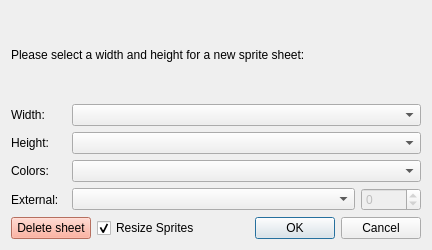
Above: src/ui/createNewSpriteSheet.ui from ProgSys/pg_disatools before the change. Below: the same form after it.
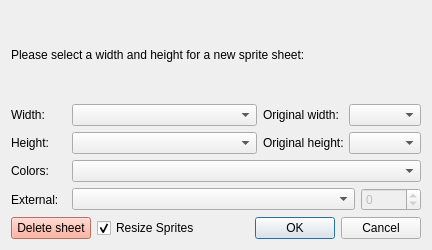
That is the form after the change.

Commit message:
Fixed bugs with settings dialog and added resize options to external sprite sheets.
You need to define the original size for external sprite sheets as it is unknown.

The edit to the form file:
```diff
--- a/src/ui/createNewSpriteSheet.ui
+++ b/src/ui/createNewSpriteSheet.ui
@@ -46,7 +46,7 @@
     </widget>
    </item>
    <item>
-    <layout class="QHBoxLayout" name="horizontalLayout" stretch="0,1">
+    <layout class="QHBoxLayout" name="horizontalLayout" stretch="0,1,0,0">
      <item>
       <widget class="QLabel" name="label">
        <property name="minimumSize">
@@ -66,10 +66,39 @@
      <item>
       <widget class="QComboBox" name="comboBox_width"/>
      </item>
+     <item>
+      <widget class="QLabel" name="label_OriginalWidth">
+       <property name="minimumSize">
+        <size>
+         <width>80</width>
+         <height>0</height>
+        </size>
+       </property>
+       <property name="maximumSize">
+        <size>
+         <width>80</width>
+         <height>16777215</height>
+        </size>
+       </property>
+       <property name="toolTip">
+        <string>External sprite sheets size is unknown, so you need to define it for resize.</string>
+       </property>
+       <property name="text">
+        <string>Original width:</string>
+       </property>
+      </widget>
+     </item>
+     <item>
+      <widget class="QComboBox" name="comboBox_OriginalWidth">
+       <property name="toolTip">
+        <string>External sprite sheets size is unknown, so you need to define it for resize.</string>
+       </property>
+      </widget>
+     </item>
     </layout>
    </item>
    <item>
-    <layout class="QHBoxLayout" name="horizontalLayout_2" stretch="0,1">
+    <layout class="QHBoxLayout" name="horizontalLayout_2" stretch="0,1,0,0">
      <item>
       <widget class="QLabel" name="label_2">
        <property name="minimumSize">
@@ -89,6 +118,35 @@
      <item>
       <widget class="QComboBox" name="comboBox_height"/>
      </item>
+     <item>
+      <widget class="QLabel" name="label_OriginalHeight">
+       <property name="minimumSize">
+        <size>
+         <width>80</width>
+         <height>0</height>
+        </size>
+       </property>
+       <property name="maximumSize">
+        <size>
+         <width>80</width>
+         <height>16777215</height>
+        </size>
+       </property>
+       <property name="toolTip">
+        <string>External sprite sheets size is unknown, so you need to define it for resize.</string>
+       </property>
+       <property name="text">
+        <string>Original height:</string>
+       </property>
+      </widget>
+     </item>
+     <item>
+      <widget class="QComboBox" name="comboBox_OriginalHeight">
+       <property name="toolTip">
+        <string>External sprite sheets size is unknown, so you need to define it for resize.</string>
+       </property>
+      </widget>
+     </item>
     </layout>
    </item>
    <item>
```
Left out of the diff: 4 changed lines with no effect on the pictures. The commit also changes 11 other files.
